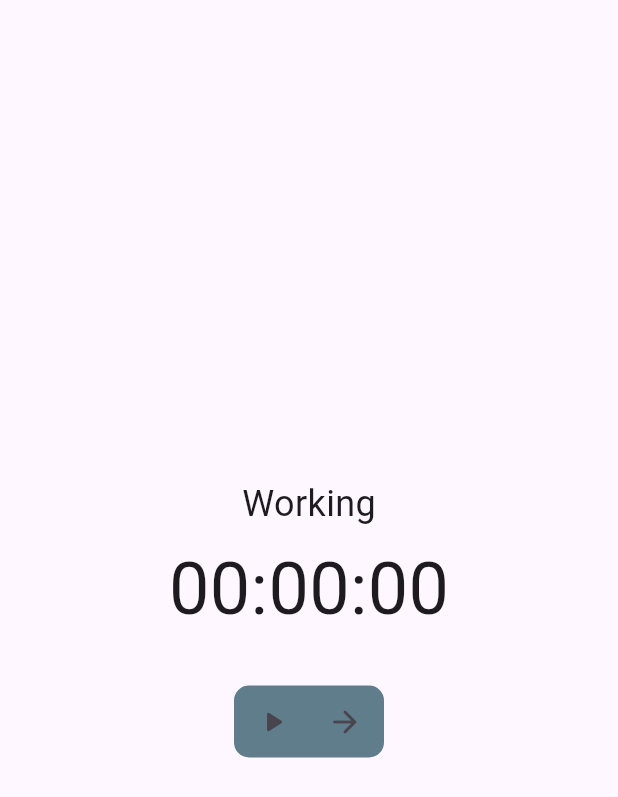
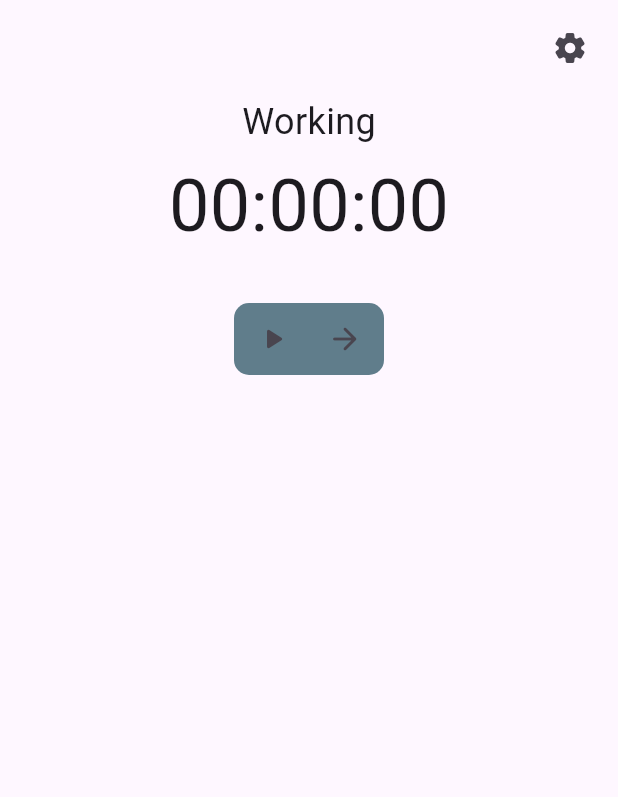
Before and after one commit to malachibazar/Astro-Flow, a Flutter app: the screen it shows after launch, on a phone screen of 412 x 824 dp. Shown: the top 797 px of the screen. Run offline on Flutter 3.47's test engine with Material 2 defaults, Android fonts, the light colour scheme and no system bars; generated files the repository leaves out were written again.

Commit message:
astro flow 0.1.1

```diff
--- a/lib/src/timer/timer_view.dart
+++ b/lib/src/timer/timer_view.dart
@@ -1,5 +1,7 @@
 import 'dart:async';
 
+import 'package:astro_flow/src/settings/settings_controller.dart';
+import 'package:astro_flow/src/settings/settings_view.dart';
 import 'package:flutter/material.dart';
 
 String formatTime(int milliseconds) {
@@ -18,7 +20,9 @@ int calculateBreakTime(int milliseconds) {
   // If the minutes are 25-50, return 10 minutes.
   // Otherwise, return 15 minutes.
   // This needs to return milliseconds.
-  if (minutes < 5) {
+  if (minutes < 1) {
+    return 0;
+  } else if (minutes < 5) {
     return 2 * 60000;
   } else if (minutes < 25) {
     return 5 * 60000;
@@ -35,13 +39,29 @@ class TimerView extends StatelessWidget {
   @override
   Widget build(BuildContext context) {
     return Scaffold(
-      body: Center(
-        child: Column(
-          mainAxisAlignment: MainAxisAlignment.center,
-          children: const [
-            StopwatchControl(),
-          ],
-        ),
+      body: Column(
+        children: [
+          Row(
+            mainAxisAlignment: MainAxisAlignment.end,
+            children: [
+              Padding(
+                padding: const EdgeInsets.all(8.0),
+                child: IconButton(
+                  onPressed: () {
+                    Navigator.of(context).pushNamed(SettingsView.routeName);
+                  },
+                  icon: const Icon(Icons.settings_rounded),
+                ),
+              ),
+            ],
+          ),
+          Row(
+            mainAxisAlignment: MainAxisAlignment.center,
+            children: const [
+              StopwatchControl(),
+            ],
+          ),
+        ],
       ),
     );
   }
@@ -129,13 +149,13 @@ class _StopwatchControlState extends State<StopwatchControl> {
                 IconButton(
                   onPressed: () {
                     setState(() {
-                      _stopwatch.reset();
                       _onBreak = !_onBreak;
                       // If the stopwatch is on break, set the break time.
                       if (_onBreak) {
-                        _breakTime = calculateBreakTime(
-                            _stopwatch.elapsedMilliseconds);
+                        _breakTime =
+                            calculateBreakTime(_stopwatch.elapsedMilliseconds);
                       }
+                      _stopwatch.reset();
                     });
                   },
                   icon: const Icon(Icons.arrow_forward_rounded),
--- a/snap/snapcraft.yaml
+++ b/snap/snapcraft.yaml
@@ -1,5 +1,5 @@
 name: astro-flow
-version: 0.1.0
+version: 0.1.1
 summary: Astro Flow
 description: |
   Astro Flow is a focus timer based on the Flowtime method.
```
Also changed, not shown: 2 other files.
